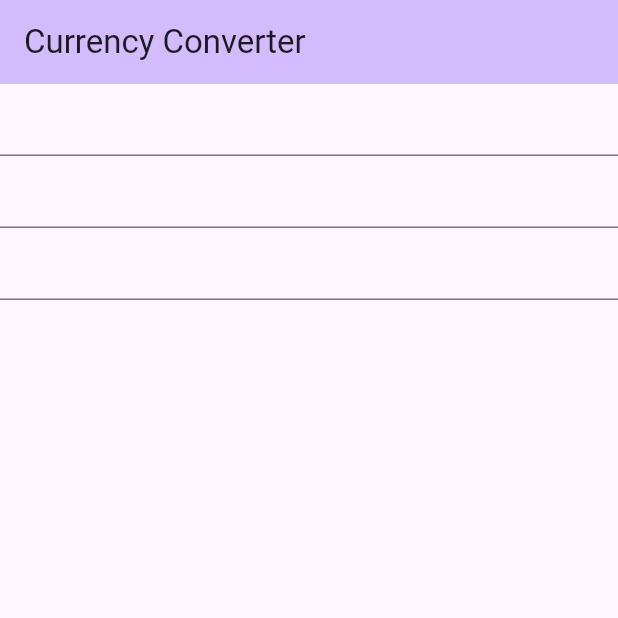
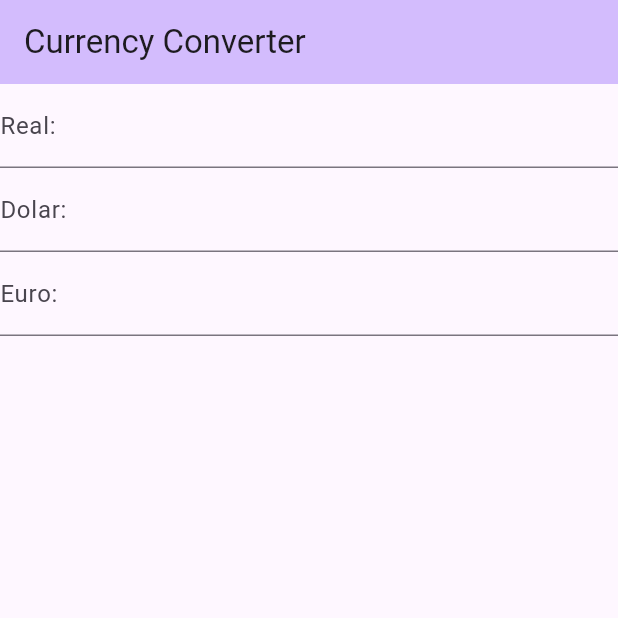
Before and after one commit to ricardoogliari/currency_converter, a Flutter app: the screen it shows after launch, on a phone screen of 412 x 824 dp, the top half of it. Run offline on Flutter 3.47's test engine with Material 3 defaults, Android fonts, the phone set to English and light mode, and no system bars.

Commit message:
add hint

```diff
--- a/lib/main.dart
+++ b/lib/main.dart
@@ -43,6 +43,9 @@ class _CurrencyPageState extends State<CurrencyPage> {
         child: Column(
           children: <Widget>[
             TextField(
+              decoration: InputDecoration(
+                labelText: 'Real:',
+              ),
               controller: _realValue,
               onChanged: (value) {
                 double realValue = double.parse(value);
@@ -52,8 +55,18 @@ class _CurrencyPageState extends State<CurrencyPage> {
                 _euroValue.text = euroValue.toStringAsFixed(2);
               },
             ),
-            TextField(controller: _dollarValue),
-            TextField(controller: _euroValue),
+            TextField(
+              controller: _dollarValue,
+              decoration: InputDecoration(
+                labelText: 'Dolar:',
+              ),
+              ),
+            TextField(
+             decoration: InputDecoration(
+                labelText: 'Euro:',
+              ),
+              controller: _euroValue
+            ),
           ],
         ),
       ), // This trailing comma makes auto-formatting nicer for build methods.
```
